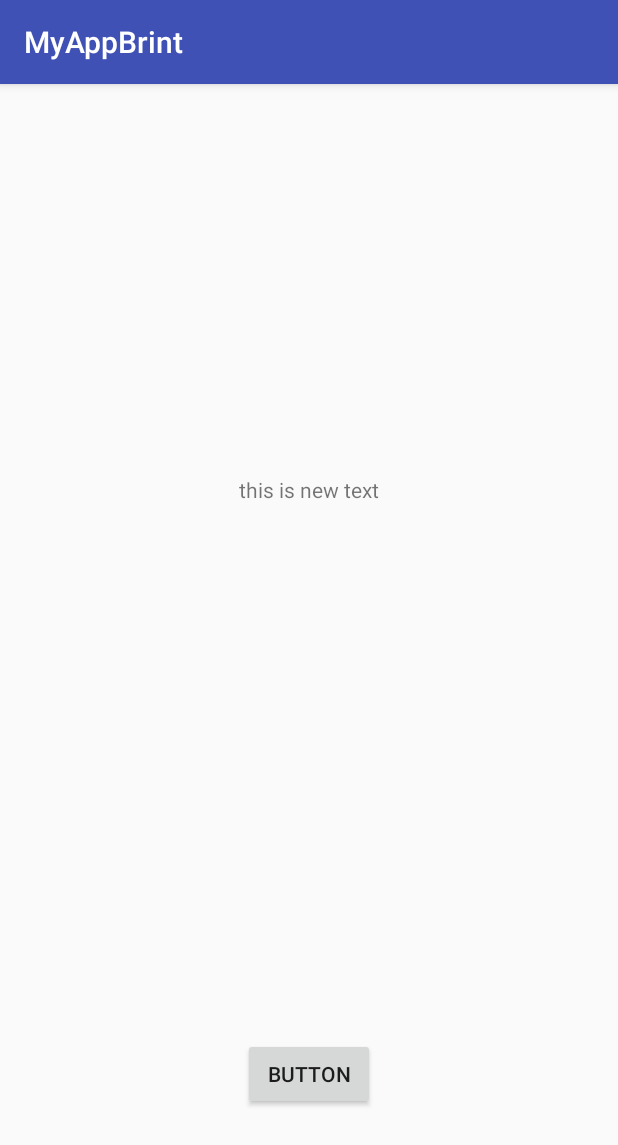
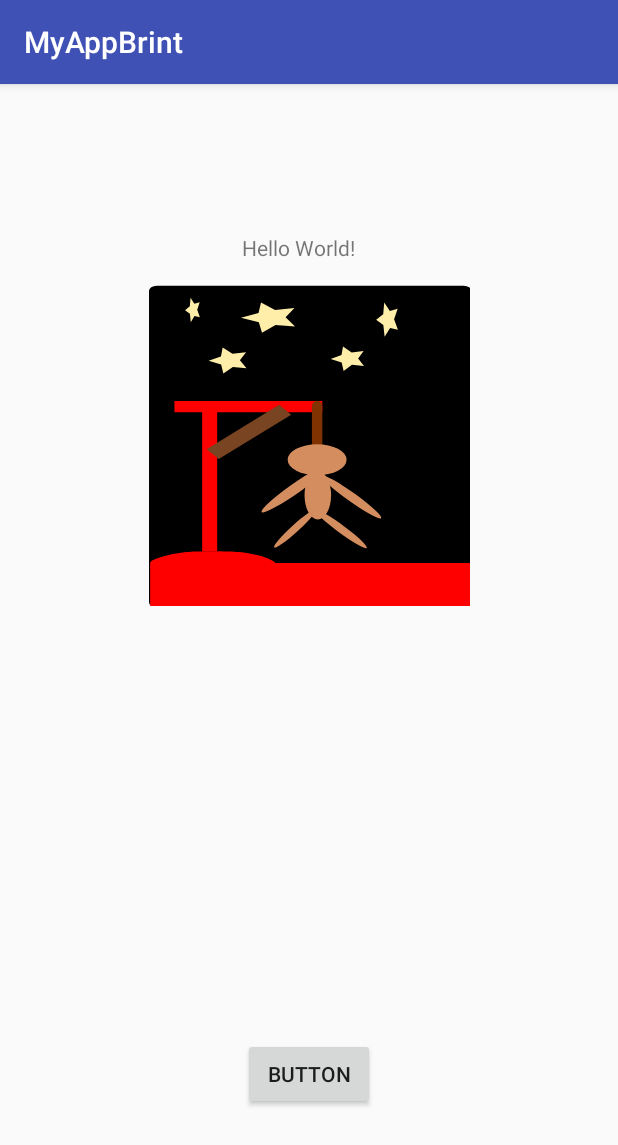
Before and after one commit to NTThyssen/MobilAppUdvikling, an Android app: the screen it shows after launch (MainMenu), after a tap on "BUTTON", on a phone screen of 412 x 824 dp. Shown: the top 1145 px of the screen. Run offline under Robolectric (Android 15) with nearby library versions, the phone set to English and light mode, and no system bars.

Commit message:
added a svg image that can change color on button click

```diff
--- a/app/build.gradle
+++ b/app/build.gradle
@@ -4,6 +4,7 @@ android {
     compileSdkVersion 28
     defaultConfig {
         applicationId "com.tt.nicklas.myappbrint"
+        vectorDrawables.useSupportLibrary = true
         minSdkVersion 15
         targetSdkVersion 28
         versionCode 1
--- a/app/src/main/java/com/tt/nicklas/myappbrint/MainMenu.java
+++ b/app/src/main/java/com/tt/nicklas/myappbrint/MainMenu.java
@@ -1,22 +1,45 @@
 package com.tt.nicklas.myappbrint;
 
+import android.graphics.drawable.Drawable;
+import android.support.v4.content.res.ResourcesCompat;
 import android.support.v7.app.AppCompatActivity;
 import android.os.Bundle;
+import android.view.ContextThemeWrapper;
 import android.view.View;
 import android.widget.Button;
+import android.widget.ImageView;
 import android.widget.TextView;
 
 
 public class MainMenu extends AppCompatActivity {
-
+    boolean changeTheme = true;
+    Drawable drawable;
+    ContextThemeWrapper wrapper1;
+    ImageView imageView;
     @Override
     protected void onCreate(Bundle savedInstanceState) {
+        wrapper1 = new ContextThemeWrapper(this, R.style.default1);
         super.onCreate(savedInstanceState);
         setContentView(R.layout.activity_main_menu);
         Button b = (Button) findViewById(R.id.button);
         TextView t = (TextView) findViewById(R.id.text1);
+
         b.setOnClickListener((v) -> {
-            t.setText("this is new text");
+            if(changeTheme){
+                wrapper1 = new ContextThemeWrapper(this, R.style.Theme1);
+                drawable = ResourcesCompat.getDrawable(getResources(), R.drawable.ic_hangman, wrapper1.getTheme());
+                imageView = (ImageView) findViewById(R.id.imageView);
+                imageView.setImageDrawable(drawable);
+                changeTheme = false;
+            }else{
+                t.setText("This got creepy!");
+                wrapper1 = new ContextThemeWrapper(this, R.style.default1);
+                drawable = ResourcesCompat.getDrawable(getResources(), R.drawable.ic_hangman, wrapper1.getTheme());
+                imageView = (ImageView) findViewById(R.id.imageView);
+                imageView.setImageDrawable(drawable);
+                changeTheme = true;
+            }
+
         } );
 
     }
--- /dev/null
+++ b/app/src/main/res/drawable/ic_hangman.xml
@@ -0,0 +1,43 @@
+<vector android:height="24dp" android:viewportHeight="297"
+    android:viewportWidth="210" android:width="24dp" xmlns:android="http://schemas.android.com/apk/res/android">
+   <group
+       android:name="colorGrp"
+       >
+    <path android:fillColor="#000000"
+        android:pathData="M5,0.667L205.911,0.667A5,5 0,0 1,210.911 5.667L210.911,293.512A5,5 0,0 1,205.911 298.512L5,298.512A5,5 0,0 1,0 293.512L0,5.667A5,5 0,0 1,5 0.667z" android:strokeWidth="0.26458332"/>
+   </group>
+    <path android:fillColor="?attr/test"
+        android:pathData="m0.756,257.317c0,-3.236 11.826,-8.371 23.435,-10.175 7.304,-1.135 27.469,-1.135 34.774,0 8.048,1.251 16.621,4.111 20.29,6.768 6.425,4.654 7.404,4.536 -37.677,4.536 -35.706,0 -40.821,-0.142 -40.821,-1.129z" android:strokeWidth="0.75595242"/>
+    <path android:fillColor="?attr/test"
+        android:pathData="M0.756,257.317h210.155v41.195h-210.155z" android:strokeWidth="0.27006266"/>
+    <path android:fillColor="?attr/test"
+        android:pathData="M34.774,107.256h9.827v139.095h-9.827z" android:strokeWidth="0.26458332"/>
+    <path android:fillColor="?attr/test"
+        android:pathData="M16.631,107.256h96.762v10.583h-96.762z" android:strokeWidth="0.29352883"/>
+    <path android:fillColor="#784421"
+        android:pathData="M37.726,151.967l47.403,-41.107l7.924,9.138l-47.403,41.107z" android:strokeWidth="0.26458332"/>
+    <path android:fillColor="#803300"
+        android:pathData="M109.991,107.256L109.991,107.256A3.402,5 0,0 1,113.393 112.256L113.393,148.369A3.402,5 0,0 1,109.991 153.369L109.991,153.369A3.402,5 0,0 1,106.589 148.369L106.589,112.256A3.402,5 0,0 1,109.991 107.256z" android:strokeWidth="0.23398072"/>
+    <path android:fillColor="#d38d5f"
+        android:pathData="M90.714,161.685a19.277,14.363 0,1 0,38.554 0a19.277,14.363 0,1 0,-38.554 0z" android:strokeWidth="0.26458332"/>
+    <path android:fillColor="#d38d5f"
+        android:pathData="M101.751,194.568a8.693,22.301 0,1 0,17.387 0a8.693,22.301 0,1 0,-17.387 0z" android:strokeWidth="0.26458332"/>
+    <path android:fillColor="#d38d5f"
+        android:pathData="M73.778,210.276a4.118,31.552 45,1 0,44.595 -44.647a4.118,31.552 45,1 0,-44.595 44.647z" android:strokeWidth="0.32027864"/>
+    <path android:fillColor="#d38d5f"
+        android:pathData="M113.159,176.405a27.578,3.599 45.57,1 0,38.647 39.351a27.578,3.599 45.57,1 0,-38.647 -39.351z" android:strokeWidth="0.28002918"/>
+    <path android:fillColor="#d38d5f"
+        android:pathData="M81.946,242.819a22.329,2.821 127.603,1 0,27.365 -35.268a22.329,2.821 127.603,1 0,-27.365 35.268z" android:strokeWidth="0.22558598"/>
+    <path android:fillColor="#d38d5f"
+        android:pathData="M109.357,208.512a24.008,3.128 46.639,1 0,33.018 34.856a24.008,3.128 46.639,1 0,-33.018 -34.856z" android:strokeWidth="0.2439153"/>
+    <path android:fillColor="#ffeeaa"
+        android:pathData="M33.262,29.91 L29.765,28.714 27.341,34.454 26.771,26.675 23.572,23.312 26.716,19.7 27.163,11.882 29.676,17.428 33.152,15.959 31.561,22.999Z" android:strokeWidth="0.26458332"/>
+    <path android:fillColor="#ffeeaa"
+        android:pathData="M95.559,38.471 L82.789,36.995 73.934,44.08 71.852,34.479 60.167,30.327 71.65,25.868 73.283,16.217 82.463,23.064 95.157,21.25 89.347,29.94Z" android:strokeWidth="0.26458332"/>
+    <path android:fillColor="#ffeeaa"
+        android:pathData="m140.64,74.959 l-7.861,-1.195 -5.45,5.74 -1.282,-7.778 -7.193,-3.363 7.069,-3.612 1.005,-7.818 5.651,5.546 7.814,-1.469 -3.576,7.04z" android:strokeWidth="0.26458332"/>
+    <path android:fillColor="#ffeeaa"
+        android:pathData="M162.839,41.49 L157.706,39.814 154.147,47.86 153.31,36.956 148.613,32.241 153.229,27.178 153.885,16.217 157.575,23.992 162.677,21.933 160.342,31.802Z" android:strokeWidth="0.26458332"/>
+    <path android:fillColor="#ffeeaa"
+        android:pathData="M63.809,77.029 L54.857,75.754 48.651,81.878 47.191,73.579 39,69.99 47.05,66.136 48.194,57.795 54.629,63.712 63.527,62.145 59.455,69.656Z" android:strokeWidth="0.26458332"/>
+</vector>
--- a/app/src/main/res/layout/activity_main_menu.xml
+++ b/app/src/main/res/layout/activity_main_menu.xml
@@ -12,10 +12,11 @@
         android:layout_height="wrap_content"
         android:text="Hello World!"
         app:layout_constraintBottom_toBottomOf="parent"
+        app:layout_constraintHorizontal_bias="0.48"
         app:layout_constraintLeft_toLeftOf="parent"
         app:layout_constraintRight_toRightOf="parent"
         app:layout_constraintTop_toTopOf="parent"
-        app:layout_constraintVertical_bias="0.348" />
+        app:layout_constraintVertical_bias="0.133" />
 
     <Button
         android:id="@+id/button"
@@ -31,4 +32,18 @@
         app:layout_constraintEnd_toEndOf="parent"
         app:layout_constraintStart_toStartOf="parent" />
 
+    <ImageView
+        android:id="@+id/imageView"
+        android:layout_width="214dp"
+        android:layout_height="242dp"
+        android:layout_marginEnd="8dp"
+        android:layout_marginLeft="8dp"
+        android:layout_marginRight="8dp"
+        android:layout_marginStart="8dp"
+        android:layout_marginTop="120dp"
+        app:layout_constraintEnd_toEndOf="parent"
+        app:layout_constraintStart_toStartOf="parent"
+        app:layout_constraintTop_toTopOf="parent"
+        app:srcCompat="@drawable/ic_hangman" />
+
 </android.support.constraint.ConstraintLayout>
--- /dev/null
+++ b/app/src/main/res/values/attr.xml
@@ -0,0 +1,6 @@
+<?xml version="1.0" encoding="utf-8"?>
+<resources>
+    <declare-styleable name="hangman">
+        <attr name="test" format="color" />
+    </declare-styleable>
+</resources>
--- a/app/src/main/res/values/styles.xml
+++ b/app/src/main/res/values/styles.xml
@@ -8,4 +8,12 @@
         <item name="colorAccent">@color/colorAccent</item>
     </style>
 
+    <style name="Theme1">
+        <item name="test">#ff0000</item>
+    </style>
+
+    <style name="default1">
+        <item name="test">#00ff00</item>
+    </style>
+
 </resources>
```
